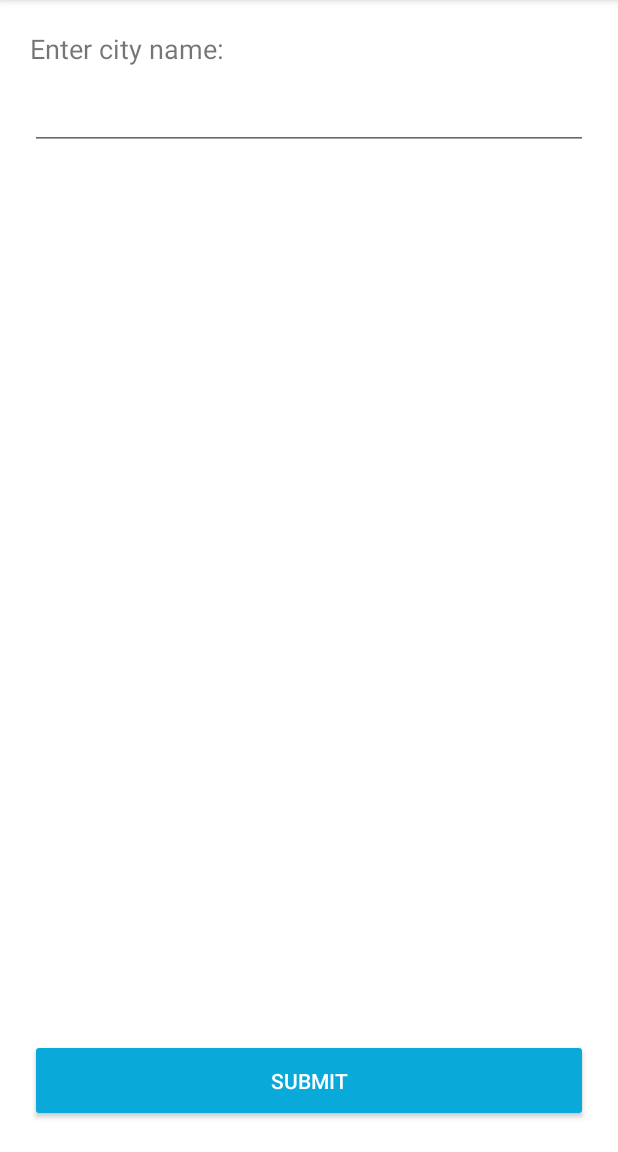
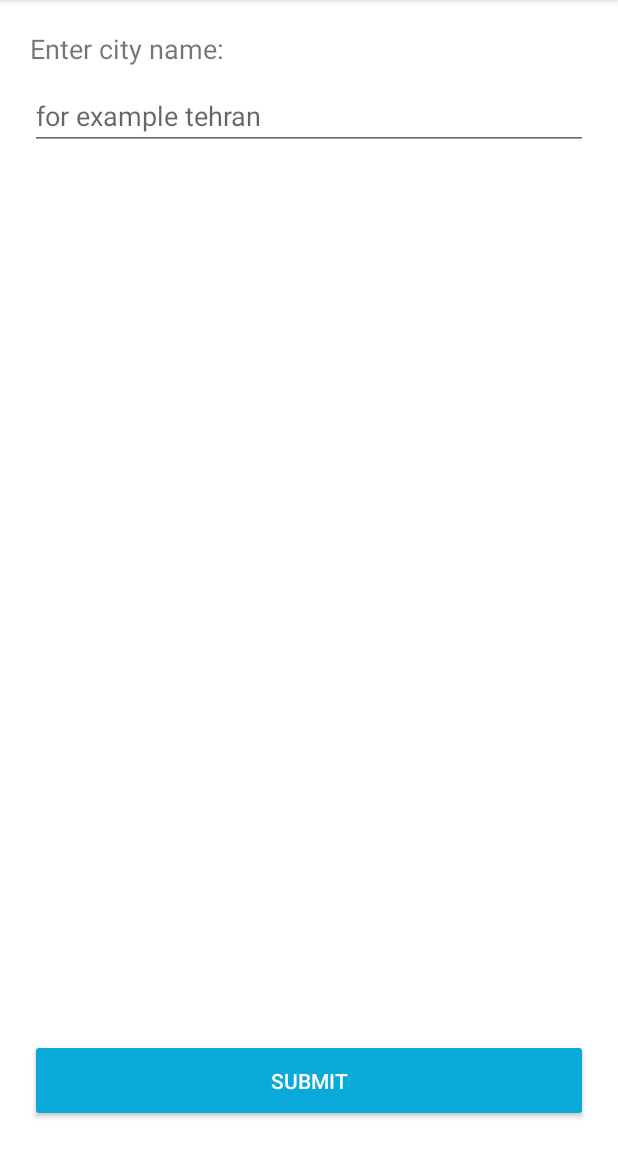
Before and after one commit to saeed74/Atmospher, an Android app: the screen it shows after launch (MainActivity), after a tap on an icon or button, on a phone screen of 412 x 824 dp, the part 84-1236 px from its top. Run offline under Robolectric (Android 15) with nearby library versions, the phone set to English and light mode, and no system bars; our stand-ins replace Room's generated code; pictures from the network do not load.

Commit message:
example for editText

```diff
--- a/app/src/main/res/layout/fragment_city_modify.xml
+++ b/app/src/main/res/layout/fragment_city_modify.xml
@@ -27,6 +27,7 @@
             android:layout_width="match_parent"
             android:layout_height="wrap_content"
             android:ems="10"
+            android:hint="@string/city_example"
             android:inputType="textPersonName" />
 
         <TextView
--- a/app/src/main/res/values/strings.xml
+++ b/app/src/main/res/values/strings.xml
@@ -14,5 +14,6 @@
     <string name="app_widget_description">Atmosphere weather app widget</string>
     <string name="please_add_at_least_one_city">Please add at least one city</string>
     <string name="timeout">Server response timeout</string>
+    <string name="city_example">for example tehran</string>
 
 </resources>
```
